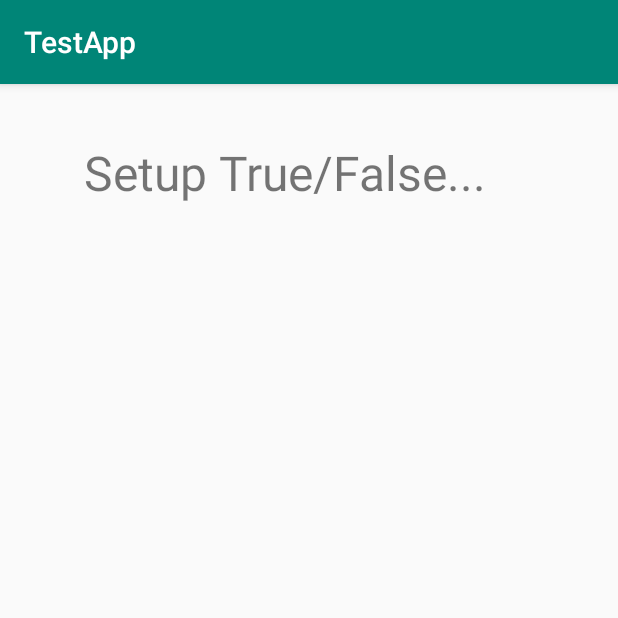
After one commit to VismarkJuarez/Distributed-Systems-Mobile, an Android app: the true_false_screen screen opened directly, with no data from a screen before it, on a phone screen of 412 x 824 dp, the top half of it. The commit adds this screen. Run offline under Robolectric (Android 15) with nearby library versions, the phone set to English and light mode, and no system bars.

Commit message:
Created Multiple widgets/screens for instructor

```diff
--- a/app/src/main/AndroidManifest.xml
+++ b/app/src/main/AndroidManifest.xml
@@ -16,6 +16,9 @@
         android:usesCleartextTraffic="true">
         <activity android:name=".StudentHome"></activity>
         <activity android:name=".InstructorHome" />
+        <activity android:name=".MCScreen"/>
+        <activity android:name=".fill_blank_screen"/>
+        <activity android:name=".true_false_screen"/>
         <activity android:name=".UserInstructorSelection">
             <intent-filter>
                 <action android:name="android.intent.action.MAIN" />
--- a/app/src/main/java/com/loyola/distributedsystems439/spring2020/testapp/StudentHome.java
+++ b/app/src/main/java/com/loyola/distributedsystems439/spring2020/testapp/StudentHome.java
@@ -106,7 +106,7 @@ public class StudentHome extends AppCompatActivity {
 
         //extract the questionId, as specified by the student
         int questionId = Integer.parseInt(((EditText)findViewById(R.id.questionIdLabel)).getText().toString());
-        //int questionIdAsInt = Integer.parseInt(questionIdAsString);
+        //int questionIdAsInt = Integer.parseInt(questionIdAsSmtring);
 
         //extract the answer, as specified by the student (TODO this is ugly -- cleanup required.
         String studentAnswer = ((EditText)findViewById(R.id.studentAnswerEditText)).getText().toString();
--- /dev/null
+++ b/app/src/main/java/com/loyola/distributedsystems439/spring2020/testapp/true_false_screen.java
@@ -0,0 +1,15 @@
+package com.loyola.distributedsystems439.spring2020.testapp;
+
+import android.os.Bundle;
+import android.support.v7.app.AppCompatActivity;
+
+public class true_false_screen extends AppCompatActivity {
+
+    @Override
+    protected void onCreate(Bundle savedInstanceState) {
+        super.onCreate(savedInstanceState);
+        setContentView(R.layout.activity_true_false);
+
+
+    }
+}
--- /dev/null
+++ b/app/src/main/res/layout/activity_true_false.xml
@@ -0,0 +1,31 @@
+<?xml version="1.0" encoding="utf-8"?>
+<android.support.constraint.ConstraintLayout
+    xmlns:android="http://schemas.android.com/apk/res/android" android:layout_width="match_parent"
+    xmlns:app="http://schemas.android.com/apk/res-auto"
+    xmlns:tools="http://schemas.android.com/tools"
+    android:layout_height="match_parent"
+    tools:context="com.loyola.distributedsystems439.spring2020.testapp.true_false_screen">
+
+    <RelativeLayout
+        android:layout_width="match_parent"
+        android:layout_height="match_parent"
+        tools:layout_editor_absoluteX="0dp"
+        tools:layout_editor_absoluteY="49dp">
+
+
+        <TextView
+            android:layout_width="300dp"
+            android:textSize="32sp"
+            android:layout_height="wrap_content"
+            android:layout_alignParentBottom="true"
+            android:layout_centerHorizontal="true"
+            android:layout_marginBottom="687dp"
+            android:text="Setup True/False..." />
+
+    </RelativeLayout>
+
+
+
+
+
+</android.support.constraint.ConstraintLayout>
```
Also changed, not shown: app/src/main/java/com/loyola/distributedsystems439/spring2020/testapp/InstructorHome.java (+56 -0 lines), app/src/main/java/com/loyola/distributedsystems439/spring2020/testapp/MCScreen.java (added, +16 -0 lines), app/src/main/java/com/loyola/distributedsystems439/spring2020/testapp/fill_blank_screen.java (added, +14 -0 lines), app/src/main/res/layout/activity_fill_blank.xml (added, +31 -0 lines), app/src/main/res/layout/activity_instructor_home.xml (+0 -9 lines), app/src/main/res/layout/activity_multiple_choice.xml (added, +31 -0 lines).
